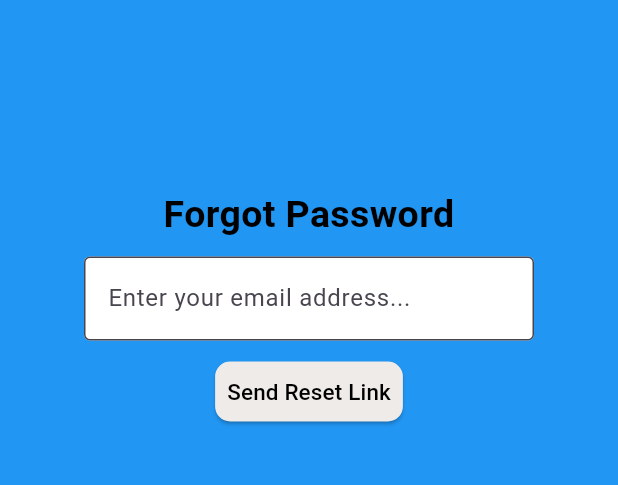
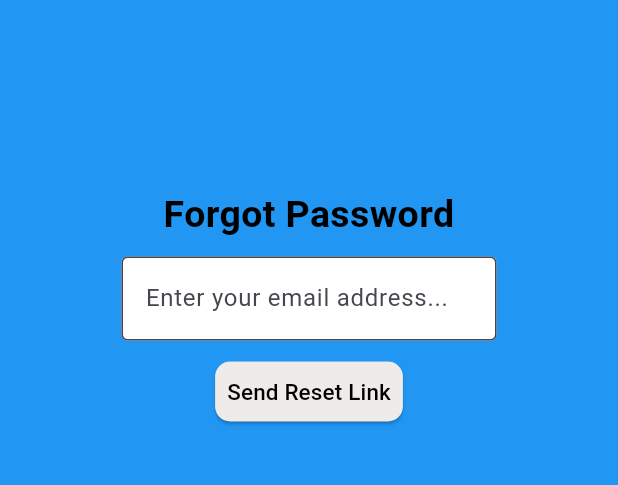
Before and after one commit to AndrewKelton/large-project, a Flutter app: the ForgotPassword screen opened by its route, on a phone screen of 412 x 824 dp, the part 84-569 px from its top. Run offline on Flutter 3.47's test engine with Material 3 defaults, Android fonts, the phone set to English and light mode, and no system bars; network calls fail.

Commit message:
reformat forgot password page

```diff
--- a/mobile/Large_Project_Mobile_App/lib/pages/ForgotPasswordScreen.dart
+++ b/mobile/Large_Project_Mobile_App/lib/pages/ForgotPasswordScreen.dart
@@ -97,7 +97,12 @@ class _ForgotPasswordState extends State<ForgotPassword> {
         automaticallyImplyLeading: true,
       ),
       backgroundColor: Colors.blue,
-      body: Column(
+      body: Align(
+        alignment: Alignment.topCenter,
+        child: Container(
+          width: 250,
+          child: SingleChildScrollView(
+            child: Column(
               children: [
                 SizedBox(height: 125.0),
                 // title bar
@@ -121,8 +126,8 @@ class _ForgotPasswordState extends State<ForgotPassword> {
                 Row(
                   mainAxisAlignment: MainAxisAlignment.center,
                   children: [
-              SizedBox(
-                width: 300,
+                    Container(
+                      width: 250,
                       child: TextField(
                         controller: emailController,
                         decoration: InputDecoration(
@@ -157,15 +162,19 @@ class _ForgotPasswordState extends State<ForgotPassword> {
                   SizedBox(height: 10.0),
                   Text(
                     message,
+                    textAlign: TextAlign.center,
                     style: TextStyle(
                       color: messageIsError ? Colors.red : Colors.yellow,
-                fontSize: 20.0,
+                      fontSize: 18.0,
                       fontWeight: FontWeight.bold,
                     ),
                   ),
                 ],
               ],
             ),
+          ),
+        ),
+      ),
     );
   }
 }
--- a/mobile/Large_Project_Mobile_App/lib/pages/UserSettingsScreen.dart
+++ b/mobile/Large_Project_Mobile_App/lib/pages/UserSettingsScreen.dart
@@ -198,7 +198,7 @@ class _UserSettingsPageState extends State<UserSettingsPage> with RouteAware {
       }
       else {
         print('Account settings successfully saved');
-        updateSuccessMessage('Account updated successfully!');
+        updateSuccessMessage('Account updated successfully!\nRedirecting to Home Screen...');
         updateErrorMessage('');
         // delay to allow time for user to read message before redirecting to another page
         await Future.delayed(Duration(milliseconds: 1500));
```
Lines whose indentation alone changed are shown as unchanged.
